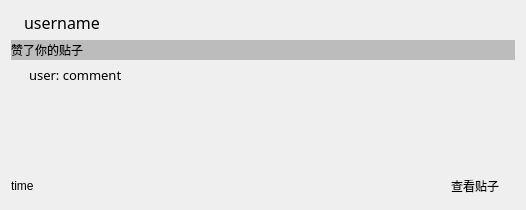
This is resf/agreed_item.ui in clb-128258/TiebaDesktop as Qt 5 draws it before an edit. The edited form follows.
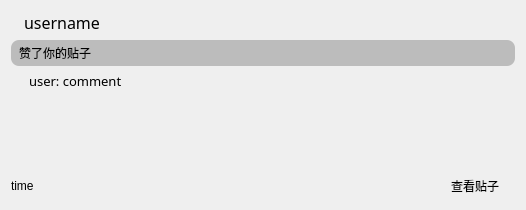
This is the edited form.

Diff of the .ui file:
```diff
--- a/resf/agreed_item.ui
+++ b/resf/agreed_item.ui
@@ -65,7 +65,7 @@
     </layout>
    </item>
    <item row="1" column="0">
-    <layout class="QGridLayout" name="gridLayout" rowstretch="0,0">
+    <layout class="QGridLayout" name="gridLayout" rowstretch="0,1">
      <property name="horizontalSpacing">
       <number>30</number>
      </property>
@@ -74,18 +74,23 @@
        <property name="minimumSize">
         <size>
          <width>0</width>
-         <height>20</height>
+         <height>0</height>
         </size>
        </property>
        <property name="maximumSize">
         <size>
          <width>16777215</width>
-         <height>20</height>
+         <height>16777215</height>
         </size>
        </property>
        <property name="styleSheet">
         <string notr="true">QLabel{
 	background-color: rgb(188, 188, 188);
+	border-radius: 8px;
+	padding-top: 4px;
+    padding-right: 5px; 
+    padding-bottom: 4px;
+    padding-left: 5px;
 }
 </string>
        </property>
```
